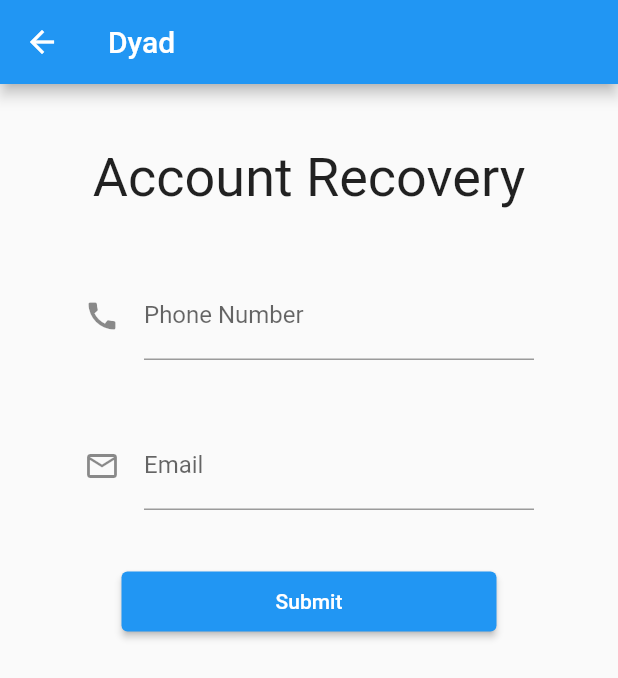
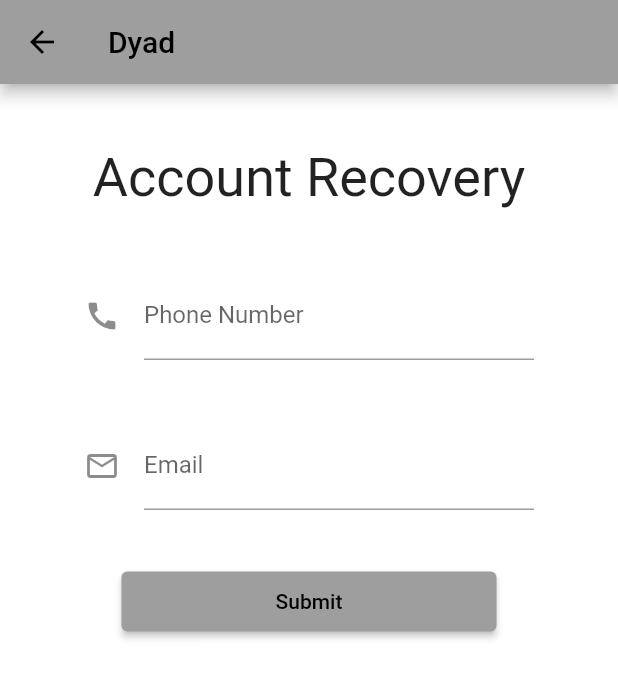
Before and after one commit to DyadSocial/dyad-mobile, a Flutter app: the screen it shows after launch, after a tap on "Trouble signing in?", on a phone screen of 412 x 824 dp. Shown: the top 678 px of the screen. Run offline on Flutter 3.47's test engine with Material 2 defaults, Android fonts, the phone set to English and light mode, and no system bars; our stand-ins replace flutter_blue, geolocator, image_cropper, image_picker, shared_preferences, sqflite and 2 more; missing offline and left inert: adaptive_navigation, path_to_regexp; accounts and stored records are empty; network calls fail.

Commit message:
fix(app.dart): change light theme

```diff
--- a/dyadapp/lib/src/app.dart
+++ b/dyadapp/lib/src/app.dart
@@ -69,7 +69,10 @@ class _DyadState extends State<Dyad> {
                           colorScheme: ColorScheme.fromSwatch(
                               primarySwatch: Colors.blueGrey),
                         )
-                      : ThemeData.light(),
+                      : ThemeData.from(
+                          colorScheme: ColorScheme.fromSwatch(
+                              primarySwatch: Colors.grey),
+                        ),
                 ),
               );
             },
@@ -81,8 +84,6 @@ class _DyadState extends State<Dyad> {
     final signedIn = _auth.isSignedIn;
     final signInRoute = ParsedRoute('/login', '/login', {}, {});
     // from sign in page
-    print(from.pathTemplate);
-    print(from.path);
     if (!signedIn && from.pathTemplate == '/about') {
       return from;
     }
@@ -93,7 +94,6 @@ class _DyadState extends State<Dyad> {
         return from;
       }
     } else if (signedIn && from == signInRoute) {
-      print("hello we are now to feed");
       return ParsedRoute('/feed', '/feed', {}, {});
     }
     return from;
```
